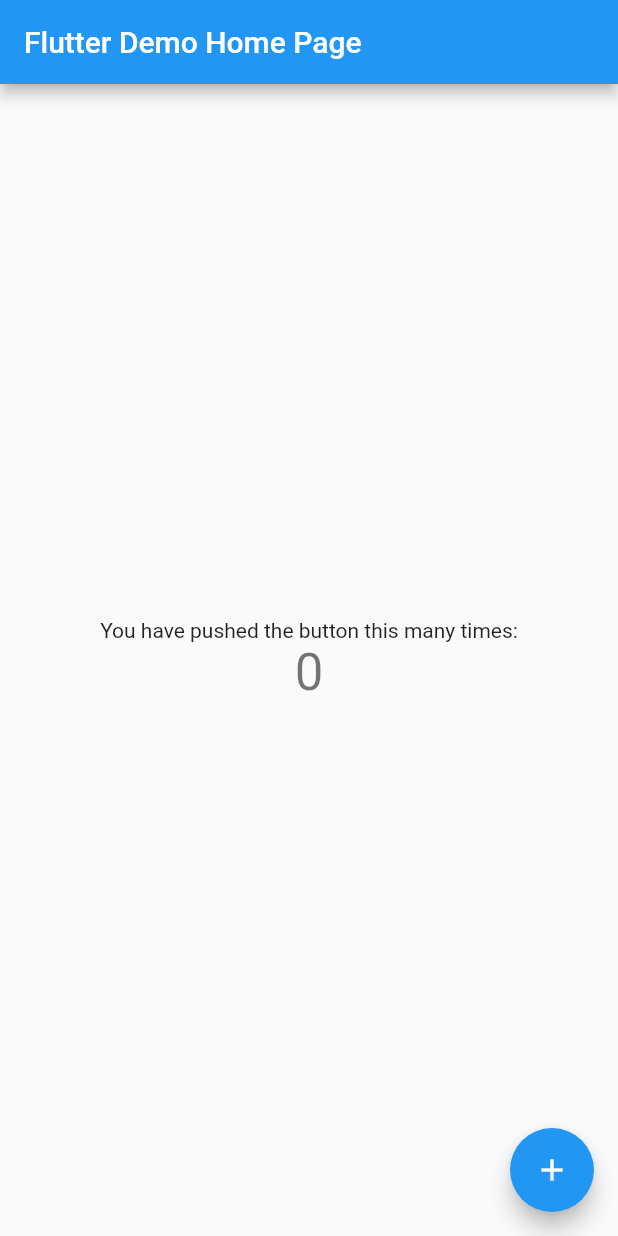
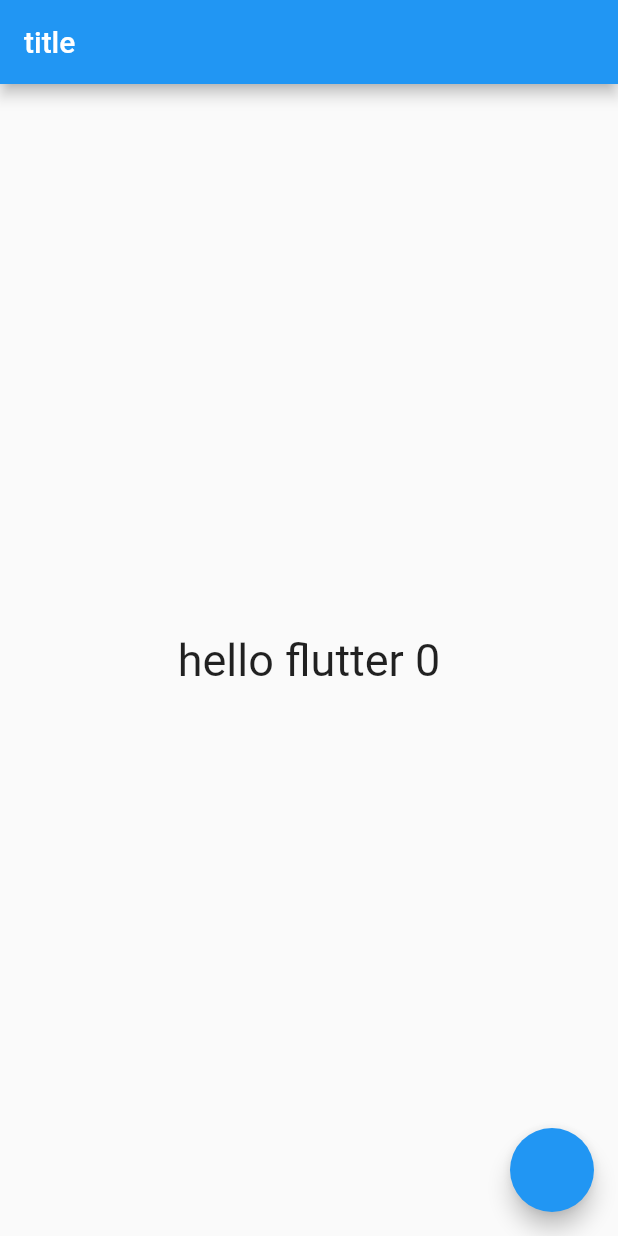
Before and after one commit to AnasAltarazi1998/example1, a Flutter app: the screen it shows after launch, on a phone screen of 412 x 824 dp. Run offline on Flutter 3.47's test engine with Material 2 defaults, Android fonts, the phone set to English and light mode, and no system bars.

Commit message:
-- edit project

```diff
--- a/lib/main.dart
+++ b/lib/main.dart
@@ -1,104 +1,24 @@
 import 'package:flutter/material.dart';
 
 void main() {
-  runApp(MyApp());
-}
-
-class MyApp extends StatelessWidget {
-  // This widget is the root of your application.
-  @override
-  Widget build(BuildContext context) {
-    return MaterialApp(
-      title: 'Flutter Demo',
-      theme: ThemeData(
-        primarySwatch: Colors.blue,
-      ),
-      home: MyHomePage(title: 'Flutter Demo Home Page'),
-    );
-  }
-}
-
-class MyHomePage extends StatefulWidget {
-  MyHomePage({Key key, this.title}) : super(key: key);
-
-  // This widget is the home page of your application. It is stateful, meaning
-  // that it has a State object (defined below) that contains fields that affect
-  // how it looks.
-
-  // This class is the configuration for the state. It holds the values (in this
-  // case the title) provided by the parent (in this case the App widget) and
-  // used by the build method of the State. Fields in a Widget subclass are
-  // always marked "final".
-
-  final String title;
-
-  @override
-  _MyHomePageState createState() => _MyHomePageState();
-}
-
-class _MyHomePageState extends State<MyHomePage> {
-  int _counter = 0;
-
-  void _incrementCounter() {
-    setState(() {
-      // This call to setState tells the Flutter framework that something has
-      // changed in this State, which causes it to rerun the build method below
-      // so that the display can reflect the updated values. If we changed
-      // _counter without calling setState(), then the build method would not be
-      // called again, and so nothing would appear to happen.
-      _counter++;
-    });
-  }
-
-  @override
-  Widget build(BuildContext context) {
-    // This method is rerun every time setState is called, for instance as done
-    // by the _incrementCounter method above.
-    //
-    // The Flutter framework has been optimized to make rerunning build methods
-    // fast, so that you can just rebuild anything that needs updating rather
-    // than having to individually change instances of widgets.
-    return Scaffold(
-      appBar: AppBar(
-        // Here we take the value from the MyHomePage object that was created by
-        // the App.build method, and use it to set our appbar title.
-        title: Text(widget.title),
-      ),
-      body: Center(
-        // Center is a layout widget. It takes a single child and positions it
-        // in the middle of the parent.
-        child: Column(
-          // Column is also a layout widget. It takes a list of children and
-          // arranges them vertically. By default, it sizes itself to fit its
-          // children horizontally, and tries to be as tall as its parent.
-          //
-          // Invoke "debug painting" (press "p" in the console, choose the
-          // "Toggle Debug Paint" action from the Flutter Inspector in Android
-          // Studio, or the "Toggle Debug Paint" command in Visual Studio Code)
-          // to see the wireframe for each widget.
-          //
-          // Column has various properties to control how it sizes itself and
-          // how it positions its children. Here we use mainAxisAlignment to
-          // center the children vertically; the main axis here is the vertical
-          // axis because Columns are vertical (the cross axis would be
-          // horizontal).
-          mainAxisAlignment: MainAxisAlignment.center,
-          children: <Widget>[
-            Text(
-              'You have pushed the button this many times:',
-            ),
-            Text(
-              '$_counter',
-              style: Theme.of(context).textTheme.headline4,
-            ),
-          ],
+  int i = 0;
+  runApp(
+    MaterialApp(
+      home: Scaffold(
+        floatingActionButton: FloatingActionButton(
+          onPressed: () => print(" ${i++} pressed"),
+        ),
+        body: Container(
+          child: Text(
+            'hello flutter $i',
+            style: TextStyle(fontSize: 30),
+          ),
+          alignment: Alignment.center,
+        ),
+        appBar: AppBar(
+          title: Text('title'),
         ),
       ),
-      floatingActionButton: FloatingActionButton(
-        onPressed: _incrementCounter,
-        tooltip: 'Increment',
-        child: Icon(Icons.add),
-      ), // This trailing comma makes auto-formatting nicer for build methods.
-    );
-  }
+    ),
+  );
 }
--- a/pubspec.yaml
+++ b/pubspec.yaml
@@ -24,7 +24,7 @@ dependencies:
   flutter:
     sdk: flutter
   smooth_star_rating: ^1.1.1
-
+  shimmer: ^1.1.2
   # The following adds the Cupertino Icons font to your application.
   # Use with the CupertinoIcons class for iOS style icons.
   cupertino_icons: ^1.0.2
@@ -46,7 +46,7 @@ flutter:
 
   # To add assets to your application, add an assets section, like this:
   # assets:
-  #   - images/a_dot_burr.jpeg
+  #   - assets/images/background.jpg
   #   - images/a_dot_ham.jpeg
 
   # An image asset can refer to one or more resolution-specific "variants", see
```
Also changed, not shown: pubspec.lock.
